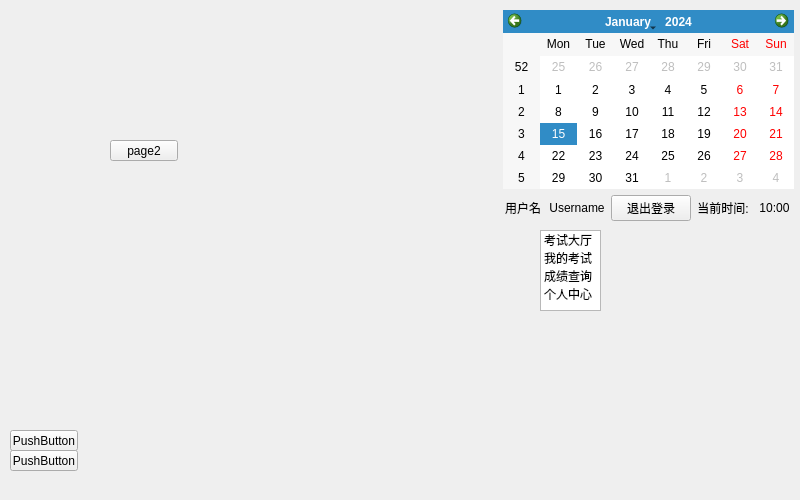
Above: project_testing_0302/mainmenuwidget.ui from MatthewVork/project_testing_0302 before the change. Below: the same form after it.
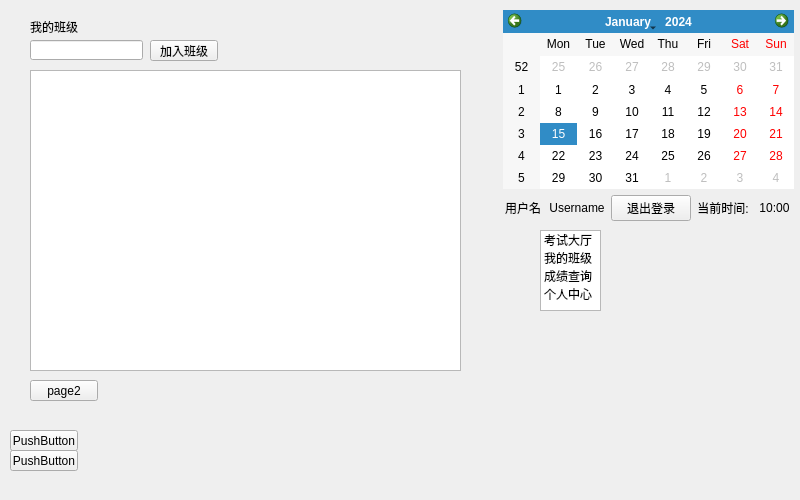
That is the form after the change. The open tabs and pages were chosen to show the change.

```diff
--- a/project_testing_0302/mainmenuwidget.ui
+++ b/project_testing_0302/mainmenuwidget.ui
@@ -55,7 +55,7 @@
    </item>
    <item>
     <property name="text">
-     <string>我的考试</string>
+     <string>我的班级</string>
     </property>
    </item>
    <item>
@@ -192,8 +192,8 @@
     <widget class="QPushButton" name="pushButton_4">
      <property name="geometry">
       <rect>
-       <x>90</x>
-       <y>130</y>
+       <x>10</x>
+       <y>370</y>
        <width>68</width>
        <height>21</height>
       </rect>
@@ -202,6 +202,52 @@
       <string>page2</string>
      </property>
     </widget>
+    <widget class="QLabel" name="label_6">
+     <property name="geometry">
+      <rect>
+       <x>10</x>
+       <y>10</y>
+       <width>49</width>
+       <height>14</height>
+      </rect>
+     </property>
+     <property name="text">
+      <string>我的班级</string>
+     </property>
+    </widget>
+    <widget class="QLineEdit" name="lineEdit_classCode">
+     <property name="geometry">
+      <rect>
+       <x>10</x>
+       <y>30</y>
+       <width>113</width>
+       <height>20</height>
+      </rect>
+     </property>
+    </widget>
+    <widget class="QPushButton" name="btn_joinClass">
+     <property name="geometry">
+      <rect>
+       <x>130</x>
+       <y>30</y>
+       <width>68</width>
+       <height>21</height>
+      </rect>
+     </property>
+     <property name="text">
+      <string>加入班级</string>
+     </property>
+    </widget>
+    <widget class="QTableWidget" name="tableWidget_myClasses">
+     <property name="geometry">
+      <rect>
+       <x>10</x>
+       <y>60</y>
+       <width>431</width>
+       <height>301</height>
+      </rect>
+     </property>
+    </widget>
    </widget>
    <widget class="QWidget" name="page4">
     <widget class="QPushButton" name="pushButton_5">
```
Left out of the diff: 2 changed lines with no effect on the pictures.
